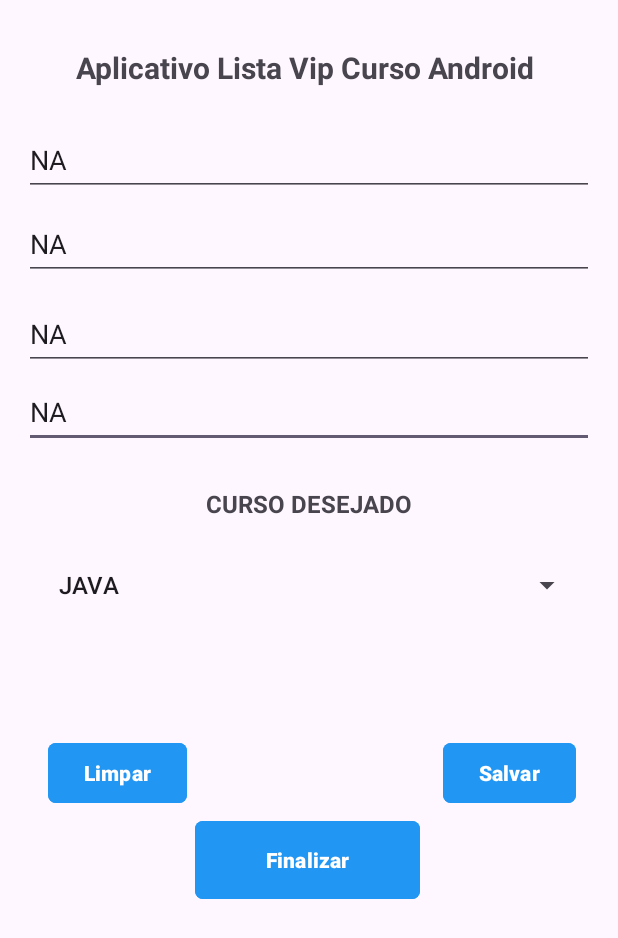
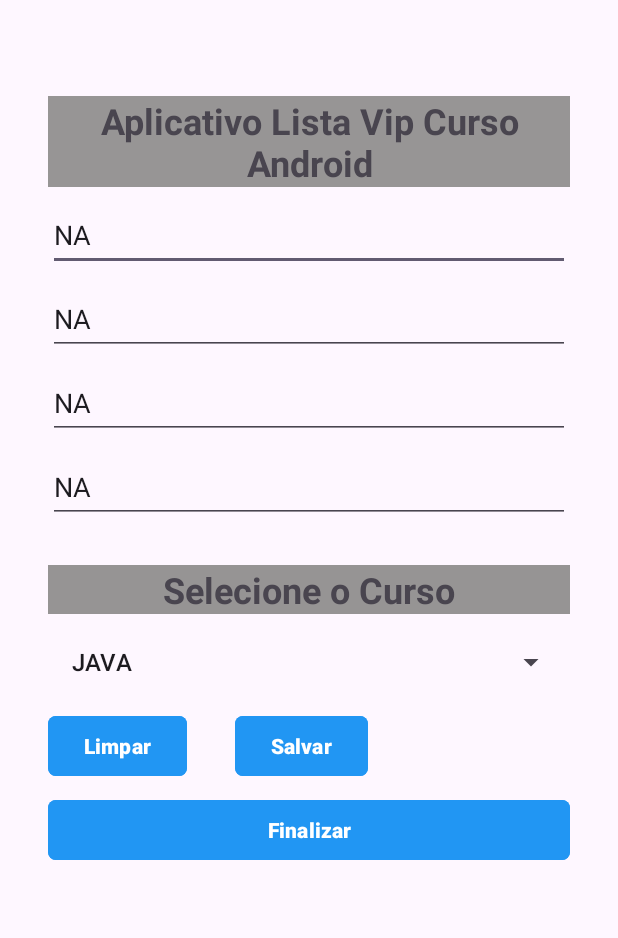
Before and after one commit to MouraDiego/app_lista_curso_plus, an Android app: the screen it shows after launch (MainActivity), on a phone screen of 412 x 824 dp. Shown: the top 938 px of the screen. Run offline under Robolectric (Android 15) with nearby library versions, the phone set to English and light mode, and no system bars.

Commit message:
Finalizado o novo Layout da aplicação

```diff
--- a/app/src/main/java/com/diego/appvistacurso/view/MainActivity.java
+++ b/app/src/main/java/com/diego/appvistacurso/view/MainActivity.java
@@ -39,7 +39,7 @@ public class MainActivity extends AppCompatActivity {
     @Override
     protected void onCreate(Bundle savedInstanceState) {
         super.onCreate(savedInstanceState);
-        setContentView(R.layout.activity_main);
+        setContentView(R.layout.activity_spinner);
 
         controller = new PessoaController(MainActivity.this);
         controller.toString();
--- /dev/null
+++ b/app/src/main/res/layout/activity_spinner.xml
@@ -0,0 +1,154 @@
+<?xml version="1.0" encoding="utf-8"?>
+<androidx.appcompat.widget.LinearLayoutCompat xmlns:android="http://schemas.android.com/apk/res/android"
+    xmlns:app="http://schemas.android.com/apk/res-auto"
+    xmlns:tools="http://schemas.android.com/tools"
+    android:id="@+id/main"
+    android:layout_width="match_parent"
+    android:layout_height="match_parent"
+    android:layout_margin="16dp"
+    tools:context=".view.MainActivity"
+    android:orientation="vertical"
+    >
+
+
+    <ScrollView
+        android:layout_width="match_parent"
+        android:layout_height="wrap_content">
+
+                <LinearLayout
+                    android:layout_width="match_parent"
+                    android:layout_height="wrap_content"
+                    android:orientation="vertical">
+
+                    <TextView
+                        android:id="@+id/txt_titulo"
+                        android:layout_width="wrap_content"
+                        android:layout_height="wrap_content"
+                        android:layout_marginStart="16dp"
+                        android:layout_marginTop="48dp"
+                        android:layout_marginEnd="16dp"
+                        android:background="#979595"
+                        android:gravity="center_horizontal"
+                        android:text="@string/txt_titulo"
+                        android:textSize="24sp"
+                        android:textStyle="bold" />
+
+                            <EditText
+                                android:id="@+id/edit_primeiro_nome"
+                                android:layout_width="match_parent"
+                                android:layout_height="48dp"
+                                android:layout_marginStart="16dp"
+                                android:layout_marginTop="8dp"
+                                android:layout_marginEnd="16dp"
+                                android:ems="10"
+                                android:hint="@string/txt_hint_edit_primeiro_nome"
+                                android:importantForAutofill="no"
+                                android:inputType="text" />
+
+                            <EditText
+                                android:id="@+id/edit_sobrenome"
+                                android:layout_width="match_parent"
+                                android:layout_height="48dp"
+                                android:layout_marginStart="16dp"
+                                android:layout_marginTop="8dp"
+                                android:layout_marginEnd="16dp"
+                                android:ems="10"
+                                android:hint="@string/txt_hint_edit_sobrenome"
+                                android:importantForAutofill="no"
+                                android:inputType="text" />
+
+                            <EditText
+                                android:id="@+id/edit_curso_desejado"
+                                android:layout_width="match_parent"
+                                android:layout_height="48dp"
+                                android:layout_marginStart="16dp"
+                                android:layout_marginTop="8dp"
+                                android:layout_marginEnd="16dp"
+                                android:ems="10"
+                                android:hint="@string/txt_hint_edit_nome_do_curso_desejado"
+                                android:importantForAutofill="no"
+                                android:inputType="text" />
+
+                            <EditText
+                                android:id="@+id/edit_telefone_contato"
+                                android:layout_width="match_parent"
+                                android:layout_height="48dp"
+                                android:layout_marginStart="16dp"
+                                android:layout_marginTop="8dp"
+                                android:layout_marginEnd="16dp"
+                                android:ems="10"
+                                android:hint="@string/txt_hint_edit_telefone_de_contato"
+                                android:importantForAutofill="no"
+                                android:inputType="text" />
+
+                    <TextView
+                        android:id="@id/txt_list_spinner"
+                        android:layout_width="match_parent"
+                        android:layout_height="wrap_content"
+                        android:layout_marginStart="16dp"
+                        android:layout_marginTop="28dp"
+                        android:layout_marginEnd="16dp"
+                        android:background="#969494"
+                        android:gravity="center_horizontal"
+                        android:text="@string/txt_selecione_o_curso"
+                        android:textSize="24dp"
+                        android:textStyle="bold" />
+
+                    <Spinner
+                        android:id="@+id/edit_spinner"
+                        android:layout_width="346dp"
+                        android:layout_height="48dp"
+                        android:layout_marginStart="16dp"
+                        android:layout_marginTop="8dp"
+                        android:layout_marginEnd="16dp" />
+
+                    <LinearLayout
+                                android:layout_width="wrap_content"
+                                android:layout_height="wrap_content"
+                                android:orientation="horizontal">
+
+
+                                <Button
+                                    android:id="@+id/btn_limpar"
+                                    android:layout_width="wrap_content"
+                                    android:layout_height="wrap_content"
+                                    android:layout_marginStart="16dp"
+                                    android:layout_marginTop="8dp"
+                                    android:layout_marginEnd="16dp"
+                                    android:backgroundTint="#2196F3"
+                                    android:text="@string/txt_button_limpar"
+                                    android:textStyle="bold"
+                                    app:cornerRadius="5dp"/>
+
+                                <Button
+                                    android:id="@+id/btn_salvar"
+                                    android:layout_width="wrap_content"
+                                    android:layout_height="wrap_content"
+                                    android:layout_marginStart="16dp"
+                                    android:layout_marginTop="8dp"
+                                    android:layout_marginEnd="16dp"
+                                    android:backgroundTint="#2196F3"
+                                    android:text="@string/txt_button_salvar"
+                                    android:textStyle="bold"
+                                    app:cornerRadius="5dp"/>
+
+                            </LinearLayout>
+
+                                <Button
+                                    android:id="@+id/btn_finalizar"
+                                    android:layout_width="match_parent"
+                                    android:layout_height="wrap_content"
+                                    android:layout_marginStart="16dp"
+                                    android:layout_marginTop="8dp"
+                                    android:layout_marginEnd="16dp"
+                                    android:backgroundTint="#2196F3"
+                                    android:text="@string/txt_button_finalizar"
+                                    android:textStyle="bold"
+                                    app:cornerRadius="5dp"/>
+
+                 </LinearLayout>
+
+        </ScrollView>
+
+
+    </androidx.appcompat.widget.LinearLayoutCompat>
--- /dev/null
+++ b/app/src/main/res/values/ids.xml
@@ -0,0 +1,4 @@
+<?xml version="1.0" encoding="utf-8"?>
+<resources>
+    <item name="txt_list_spinner" type="id" />
+</resources>
--- a/app/src/main/res/values/strings.xml
+++ b/app/src/main/res/values/strings.xml
@@ -1,6 +1,7 @@
 <resources>
     <string name="app_name">appvistacurso</string>
     <string name="txt_titulo">Aplicativo Lista Vip Curso Android</string>
+    <string name="txt_selecione_o_curso">Selecione o Curso</string>
     <string name="txt_hint_edit_primeiro_nome">Primeiro Nome</string>
     <string name="txt_hint_edit_telefone_de_contato">Telefone de Contato</string>
     <string name="txt_hint_edit_nome_do_curso_desejado">Nome do Curso Desejado</string>
```
